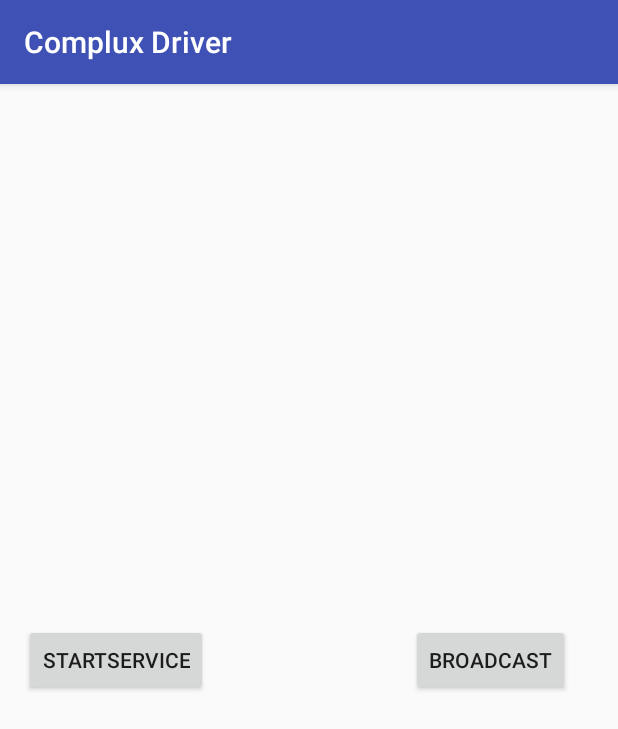
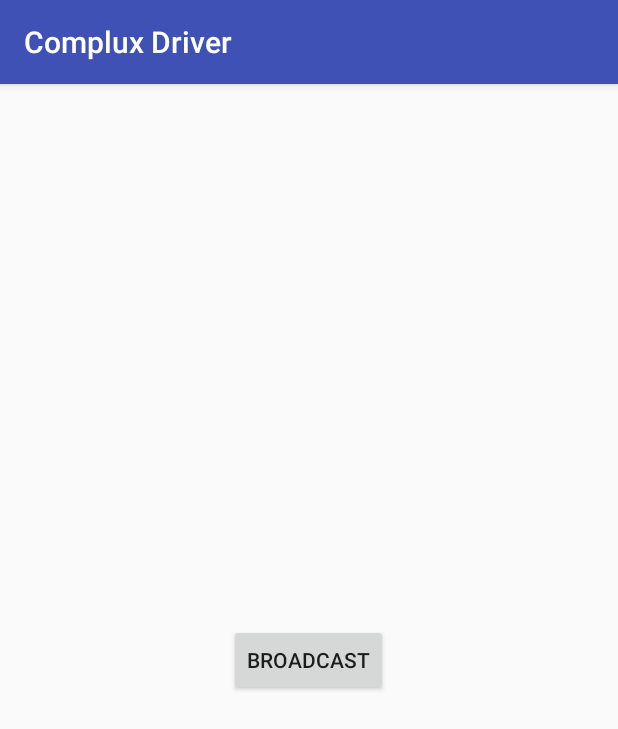
Before and after one commit to acashjos/complux-experiment, an Android app: the screen it shows after launch (MainActivity), on a phone screen of 412 x 824 dp. Shown: the top 729 px of the screen. Run offline under Robolectric (Android 15) with nearby library versions, the phone set to English and light mode, and no system bars.

Commit message:
don't remember what were these changes

```diff
--- a/CompluxDriver/app/src/main/java/io/github/acashjos/compluxdriver/MainActivity.java
+++ b/CompluxDriver/app/src/main/java/io/github/acashjos/compluxdriver/MainActivity.java
@@ -13,6 +13,7 @@ import android.view.View;
 import android.widget.AdapterView;
 import android.widget.ArrayAdapter;
 import android.widget.ListView;
+import android.widget.Toast;
 
 import org.json.JSONException;
 import org.json.JSONObject;
@@ -57,6 +58,7 @@ public class MainActivity extends AppCompatActivity {
         } catch (IOException e) {
             e.printStackTrace();
             Log.e(TAG, "IOException: " + e.getMessage());
+            Toast.makeText(this,"Failed to send broadcast. Make sure you're on a WiFi network",Toast.LENGTH_LONG);
         }
         return new HashMap<>();
     }
@@ -75,7 +77,7 @@ public class MainActivity extends AppCompatActivity {
                 socket.setSoTimeout(TTL/3);
                 socket.receive(packet);
             } catch (Exception e){
-                // do nothing. timeout can throw IOException.
+                // do nothing. timeout throw IOException.
                 continue;
             }
             //Packet received
@@ -142,7 +144,7 @@ public class MainActivity extends AppCompatActivity {
         task.execute();
 
     }
-    public void serviceStarter(View view) {
-
-    }
+//    public void serviceStarter(View view) {
+//
+//    }
 }
--- a/CompluxDriver/app/src/main/res/layout/activity_main.xml
+++ b/CompluxDriver/app/src/main/res/layout/activity_main.xml
@@ -10,28 +10,17 @@
     android:paddingTop="@dimen/activity_vertical_margin"
     tools:context="io.github.acashjos.compluxdriver.MainActivity">
 
-    <Button
-        android:text="Broadcast"
-        android:layout_width="wrap_content"
-        android:layout_height="wrap_content"
-        android:layout_centerVertical="true"
-        android:layout_alignParentRight="true"
-        android:layout_alignParentEnd="true"
-        android:layout_marginRight="16dp"
-        android:layout_marginEnd="16dp"
-        android:id="@+id/button"
-        android:onClick="udpbroadcast" />
-    <Button
-    android:text="StartService"
-    android:layout_width="wrap_content"
-    android:layout_height="wrap_content"
-    android:layout_centerVertical="true"
-    android:layout_alignParentLeft="true"
-    android:layout_alignParentStart="true"
-    android:layout_marginRight="16dp"
-    android:layout_marginEnd="16dp"
-    android:id="@+id/button2"
-    android:onClick="serviceStarter" />
+    <!--<Button-->
+    <!--android:text="StartService"-->
+    <!--android:layout_width="wrap_content"-->
+    <!--android:layout_height="wrap_content"-->
+    <!--android:layout_centerVertical="true"-->
+    <!--android:layout_alignParentLeft="true"-->
+    <!--android:layout_alignParentStart="true"-->
+    <!--android:layout_marginRight="16dp"-->
+    <!--android:layout_marginEnd="16dp"-->
+    <!--android:id="@+id/button2"-->
+    <!--android:onClick="serviceStarter" />-->
 
     <ListView
         android:layout_width="match_parent"
@@ -41,5 +30,14 @@
         android:layout_centerHorizontal="true"
         android:layout_above="@+id/button" />
 
+    <Button
+        android:text="Broadcast"
+        android:layout_width="wrap_content"
+        android:layout_height="wrap_content"
+        android:id="@+id/button"
+        android:onClick="udpbroadcast"
+        android:layout_centerVertical="true"
+        android:layout_centerHorizontal="true" />
+
 
 </RelativeLayout>
```
Also changed, not shown: 2 other files.
